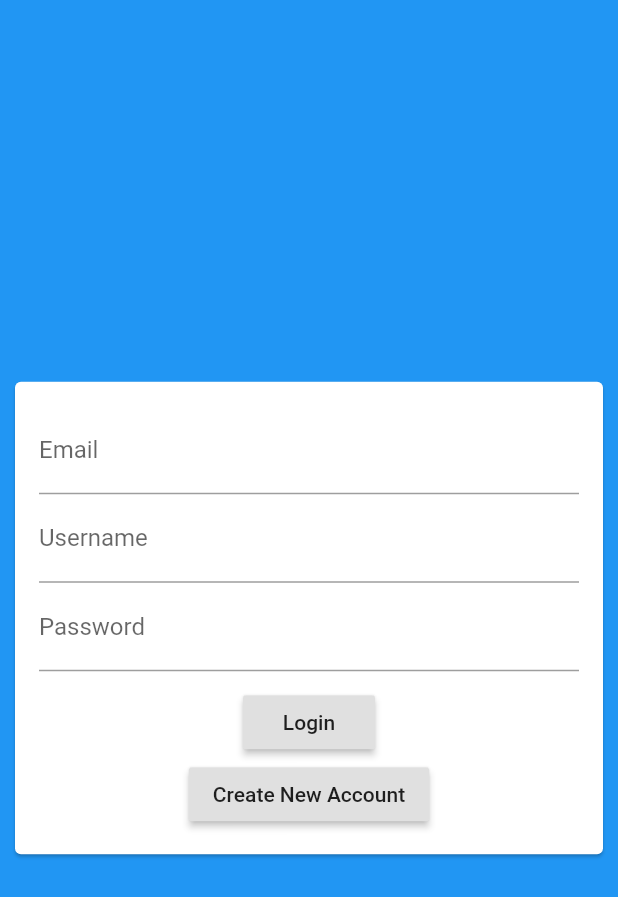
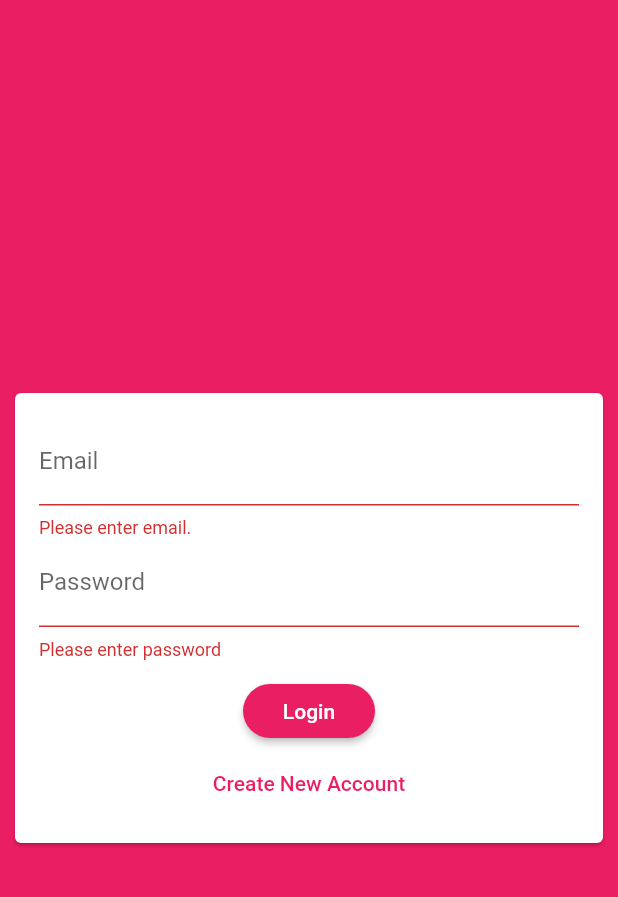
Before and after one commit to rehan-sattar/chitchat_flutter, a Flutter app: the screen it shows after launch, after a tap on "Login", on a phone screen of 412 x 824 dp. Shown: the top 897 px of the screen. Run offline on Flutter 3.47's test engine with Material 2 defaults, Android fonts, the phone set to English and light mode, and no system bars; our stand-ins replace cloud_firestore; accounts and stored records are empty.

Commit message:
📦 NEW: add authentication form for singup & login

```diff
--- a/lib/main.dart
+++ b/lib/main.dart
@@ -14,7 +14,17 @@ class MyApp extends StatelessWidget {
     return MaterialApp(
       title: 'ChitChat Flutter',
       theme: ThemeData(
-        primarySwatch: Colors.blue,
+        primarySwatch: Colors.pink,
+        backgroundColor: Colors.pink,
+        accentColor: Colors.purple,
+        accentColorBrightness: Brightness.dark,
+        buttonTheme: ButtonTheme.of(context).copyWith(
+          buttonColor: Colors.pink,
+          textTheme: ButtonTextTheme.primary,
+          shape: RoundedRectangleBorder(
+            borderRadius: BorderRadius.circular(20),
+          ),
+        ),
         visualDensity: VisualDensity.adaptivePlatformDensity,
       ),
       home: AuthScreen(),
--- a/lib/widgets/auth_form.dart
+++ b/lib/widgets/auth_form.dart
@@ -6,6 +6,19 @@ class AuthForm extends StatefulWidget {
 }
 
 class _AuthFormState extends State<AuthForm> {
+  final _formKey = GlobalKey<FormState>();
+  var _isLogin = true;
+  var _email = '';
+  var _username = '';
+  var _password = '';
+
+  void _submitForm() {
+    if (_formKey.currentState.validate()) {
+      FocusScope.of(context).unfocus();
+      _formKey.currentState.save();
+    }
+  }
+
   @override
   Widget build(BuildContext context) {
     return Center(
@@ -15,28 +28,69 @@ class _AuthFormState extends State<AuthForm> {
           child: Padding(
             padding: EdgeInsets.all(16.0),
             child: Form(
+              key: _formKey,
               child: Column(
                 mainAxisSize: MainAxisSize.min,
                 children: <Widget>[
                   TextFormField(
+                    key: ValueKey('email'),
                     keyboardType: TextInputType.emailAddress,
                     decoration: InputDecoration(labelText: 'Email'),
+                    onSaved: (value) => _email = value,
+                    validator: (value) {
+                      if (value.isEmpty)
+                        return 'Please enter email.';
+                      else if (!value.contains('@'))
+                        return 'Please enter a valid email address.';
+                      else
+                        return null;
+                    },
                   ),
+                  if (!_isLogin)
+                    TextFormField(
+                      key: ValueKey('username'),
+                      decoration: InputDecoration(labelText: 'Username'),
+                      onSaved: (value) => _username = value,
+                      validator: (value) {
+                        if (value.isEmpty)
+                          return 'Please enter username';
+                        else if (value.length < 4)
+                          return 'Please enter 4 characters.';
+                        else
+                          return null;
+                      },
+                    ),
                   TextFormField(
-                    decoration: InputDecoration(labelText: 'Username'),
-                  ),
-                  TextFormField(
+                    key: ValueKey('password'),
                     decoration: InputDecoration(labelText: 'Password'),
                     obscureText: true,
+                    onSaved: (value) => _password = value,
+                    validator: (value) {
+                      if (value.isEmpty)
+                        return 'Please enter password';
+                      else if (value.length < 7)
+                        return 'Please enter a password greater than 7 characters';
+                      else
+                        return null;
+                    },
                   ),
                   SizedBox(height: 10.0),
                   RaisedButton(
-                    child: Text('Login'),
-                    onPressed: () {},
+                    child: Text(_isLogin ? 'Login' : 'Signup'),
+                    onPressed: _submitForm,
                   ),
-                  RaisedButton(
-                    child: Text('Create New Account'),
-                    onPressed: () {},
+                  FlatButton(
+                    textColor: Theme.of(context).primaryColor,
+                    child: Text(
+                      _isLogin
+                          ? 'Create New Account'
+                          : 'I already have an account',
+                    ),
+                    onPressed: () {
+                      setState(() {
+                        _isLogin = !_isLogin;
+                      });
+                    },
                   )
                 ],
               ),
```
